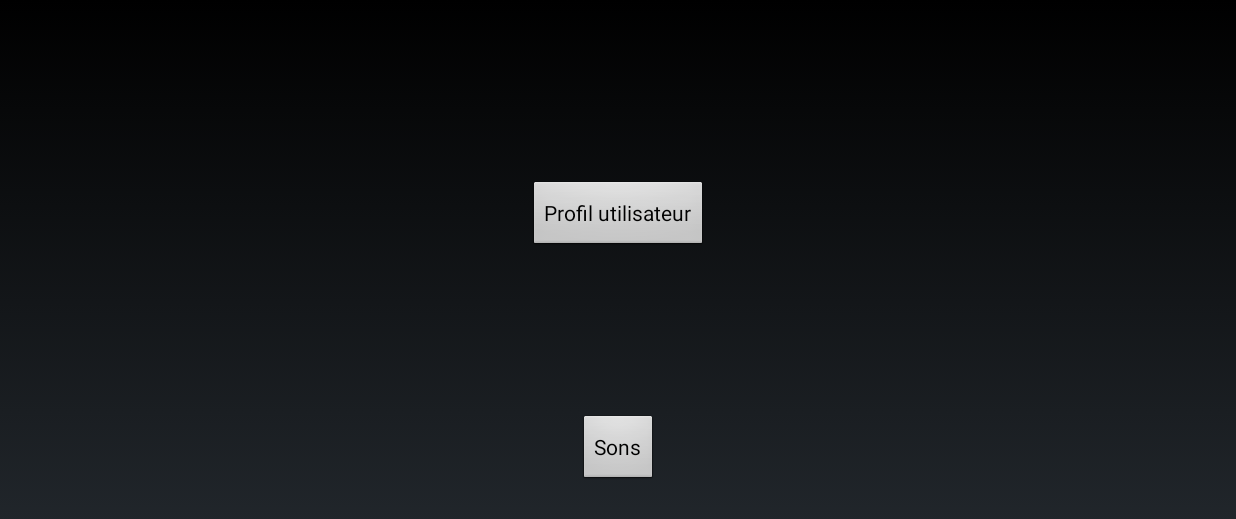
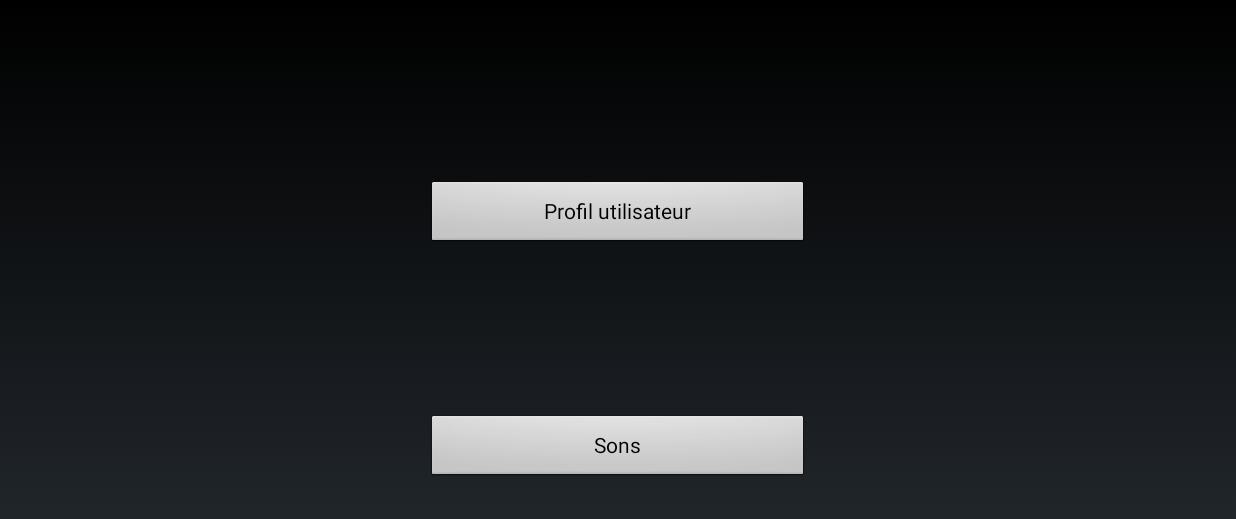
Before and after one commit to MathieuDS13/Oblika, an Android app: the PreferencesActivity screen opened directly, with no data from a screen before it, on a phone screen of 824 x 412 dp (held sideways). Shown: the top 519 px of the screen. Run offline under Robolectric (Android 15) with nearby library versions, the phone set to English and light mode, and no system bars.

Commit message:
ya plus d'erreurs

```diff
--- a/app/src/main/res/layout/activity_preference.xml
+++ b/app/src/main/res/layout/activity_preference.xml
@@ -4,8 +4,8 @@
 
     <Button
         android:id="@+id/buttonSound"
-        android:layout_width="wrap_content"
-        android:layout_height="wrap_content"
+        android:layout_width="255dp"
+        android:layout_height="46dp"
         android:layout_centerInParent="false"
         android:layout_centerHorizontal="true"
         android:layout_marginTop="276dp"
@@ -13,11 +13,11 @@
 
     <Button
         android:id="@+id/buttonUtilisateur"
-        android:layout_width="wrap_content"
-        android:layout_height="wrap_content"
+        android:layout_width="255dp"
+        android:layout_height="46dp"
         android:layout_centerHorizontal="true"
         android:layout_marginTop="120dp"
-        android:text="Profil utilisateur"></Button>
+        android:text="Profil utilisateur" />
 
 
 </RelativeLayout>
```
Also changed, not shown: app/src/main/AndroidManifest.xml (+8 -0 lines), app/src/main/res/layout/activity_sound.xml (+7 -7 lines).
